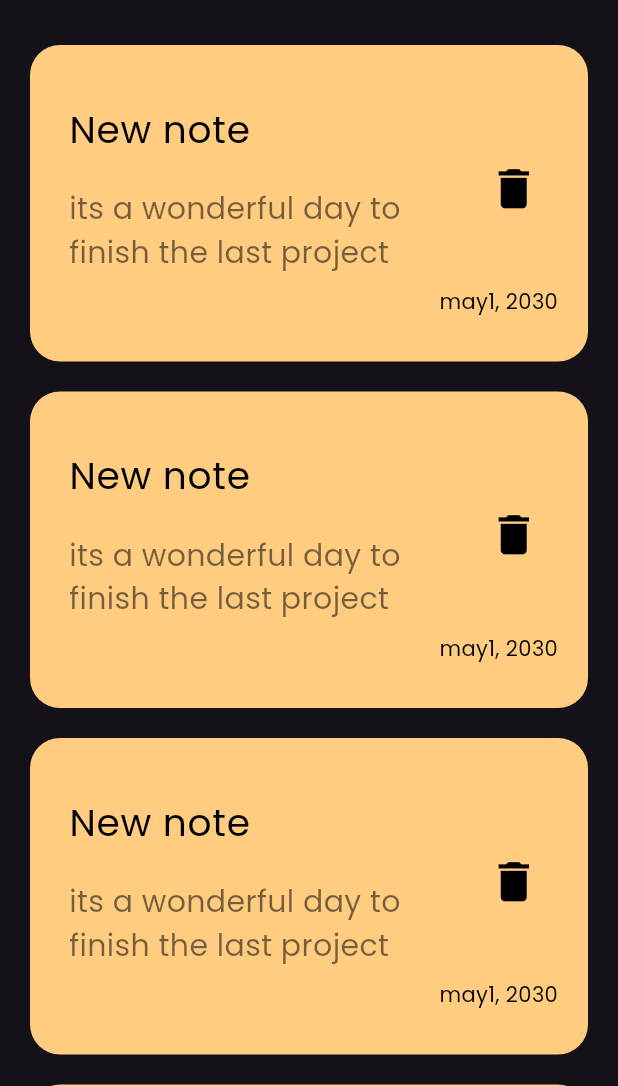
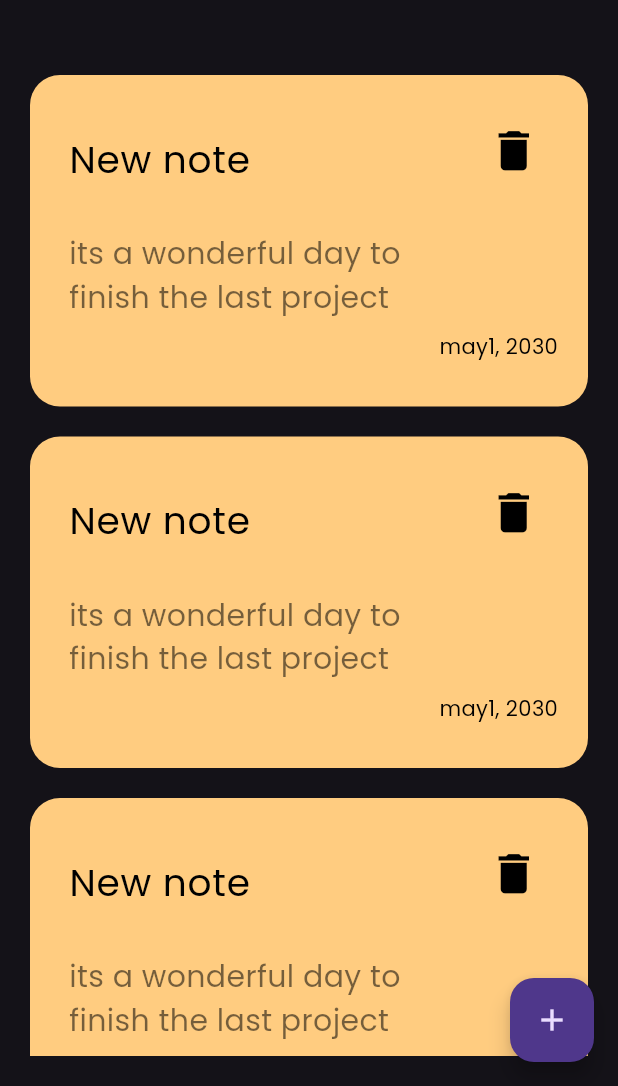
Before and after one commit to kerolskhalf/ultimate_notes_app, a Flutter app: the screen it shows after launch, on a phone screen of 412 x 824 dp, the part 150-1236 px from its top. Run offline on Flutter 3.47's test engine with Material 3 defaults, Android fonts, the phone set to English and light mode, and no system bars.

Commit message:
create notes list withe solving expanded error + adding local font

```diff
--- a/lib/views/widgets/custom_notes_item.dart
+++ b/lib/views/widgets/custom_notes_item.dart
@@ -16,13 +16,16 @@ class CustomNotesItem extends StatelessWidget {
         children: [
           ListTile(
             title: Padding(
-              padding: const EdgeInsets.only(bottom: 20),
+              padding: const EdgeInsets.only(bottom: 30),
               child: const Text('New note',style: TextStyle(color: Colors.black,fontSize: 25),),
             ),
             subtitle: const Text('its a wonderful day to finish the last project',style: TextStyle(color: Colors.black54,fontSize: 20)),
-            trailing:IconButton(onPressed: (){}, icon:const Icon( Icons.delete,color: Colors.black,size: 35,)),
+            trailing:Transform.translate(
+                offset: Offset(0, -50),
+                child: IconButton(onPressed: (){}, icon:const Icon( Icons.delete,color: Colors.black,size: 35,))),
+            ),
 
-          ),
+
           Padding(
             padding: const EdgeInsets.only(right: 20),
             child: const Text('may1, 2030'
--- a/lib/views/widgets/notes_list.dart
+++ b/lib/views/widgets/notes_list.dart
@@ -7,13 +7,19 @@ class NotesList extends StatelessWidget {
 
   @override
   Widget build(BuildContext context) {
-    return ListView.builder(itemBuilder: (context, index) {
+    return Padding(
+      padding: const EdgeInsets.symmetric(vertical: 20),
+      child: ListView.builder(
+        padding: EdgeInsets.zero,
+        itemBuilder: (context, index) {
+
         return Padding(
           padding: const EdgeInsets.symmetric(vertical: 10),
           child: CustomNotesItem(),
         );
       },
         itemCount: 10,
+      ),
     );
   }
 }
```
Also changed, not shown: lib/views/home.dart (+9 -2 lines), lib/views/widgets/custom_bottom_sheet.dart (added, +10 -0 lines). Lines whose indentation alone changed are shown as unchanged.
